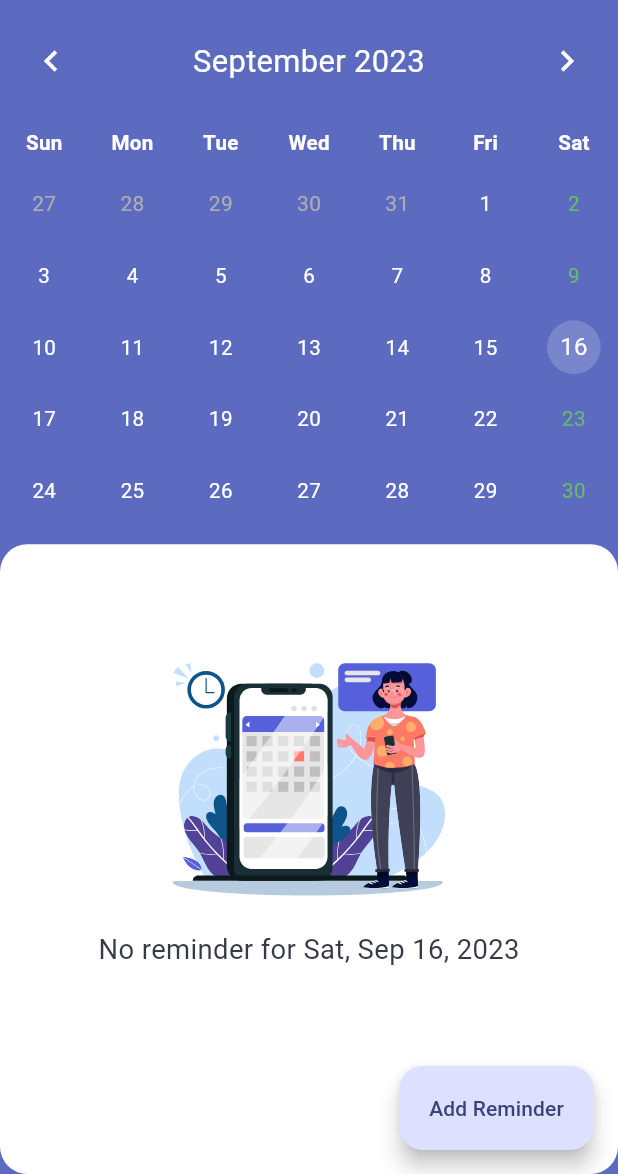
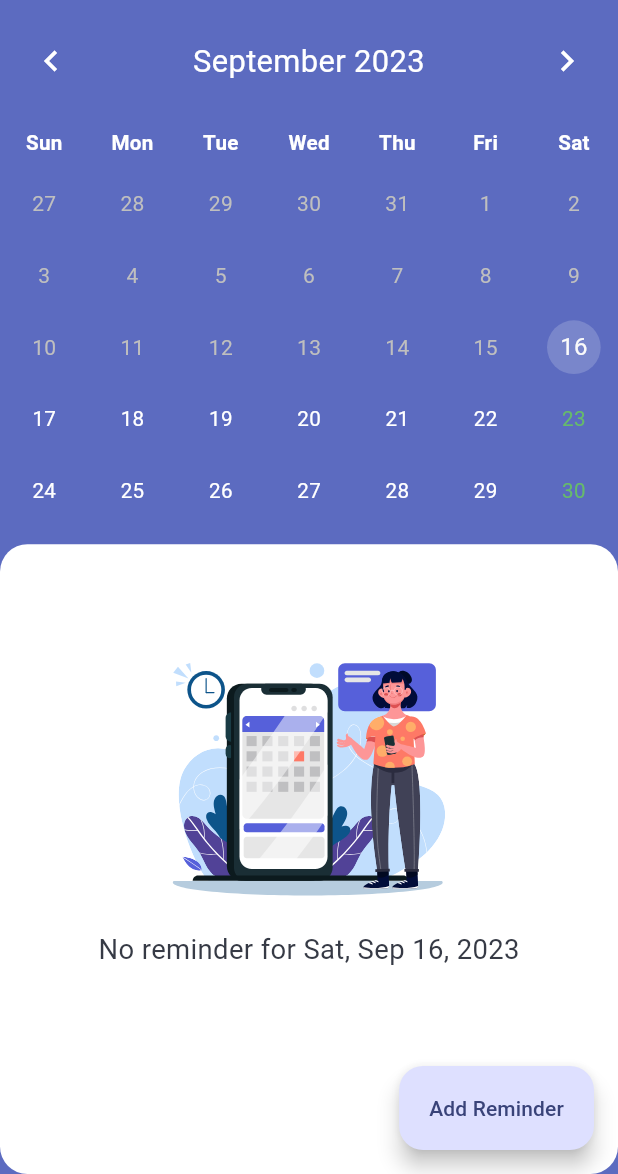
Before and after one commit to nischal08/RemindMe, a Flutter app: the screen it shows after launch, on a phone screen of 412 x 824 dp, the part 62-1236 px from its top. Run offline on Flutter 3.47's test engine with Material 2 defaults, Android fonts, the phone set to English and light mode, and no system bars; drawn by our look-alikes of table_calendar; our stand-ins replace flutter_screenutil, flutter_svg, hive; accounts and stored records are empty.

```diff
--- a/lib/main.dart
+++ b/lib/main.dart
@@ -1,6 +1,6 @@
 import 'package:flutter/material.dart';
 import 'package:flutter_screenutil/flutter_screenutil.dart';
-import 'package:remind_me/home_screen.dart';
+import 'package:remind_me/reminder_screen.dart';
 import 'package:remind_me/styles/app_colors.dart';
 
 void main() {
--- a/lib/home_screen.dart
+++ b/lib/reminder_screen.dart
@@ -19,15 +19,14 @@ class ReminderScreen extends StatefulWidget {
 
 class ReminderScreenState extends State<ReminderScreen> {
   final todaysDate = DateTime.now();
-  var _focusedCalendarDate = DateTime.now();
-  final _initialCalendarDate = DateTime(2000);
-  final _lastCalendarDate = DateTime(2050);
+  DateTime _focusedCalendarDate = DateTime.now();
+  final _initialCalendarDate = DateTime.now();
+  final _lastCalendarDate = DateTime(3000);
   DateTime? selectedCalendarDate;
   final titleController = TextEditingController();
   final dateInput = TextEditingController();
   final descpController = TextEditingController();
-  final currentPriority = PriorityEnum.normal;
-  final Color bgColor = const Color(0xffF09290);
+  PriorityEnum currentPriority = PriorityEnum.normal;
   late Map<DateTime, List<ReminderModel>> mySelectedEvents;
 
   @override
@@ -41,6 +40,7 @@ class ReminderScreenState extends State<ReminderScreen> {
   void dispose() {
     titleController.dispose();
     descpController.dispose();
+    currentPriority = PriorityEnum.normal;
     super.dispose();
   }
 
@@ -80,7 +80,7 @@ class ReminderScreenState extends State<ReminderScreen> {
       ScaffoldMessenger.of(context).showSnackBar(
         const SnackBar(
           content: Text('Reminder successfully added.'),
-          duration: Duration(seconds: 3),
+          duration: Duration(seconds: 2),
         ),
       );
       Navigator.pop(context);
@@ -102,8 +102,8 @@ class ReminderScreenState extends State<ReminderScreen> {
       String formattedDate = DateFormat('yyyy-MM-dd').format(pickedDate);
       log(formattedDate); //formatted date output using intl package =>  2021-03-16
 
-      selectedCalendarDate =
-          DateTime.parse(DateTime.parse(pickedDate.toString().substring(0, 10))
+      selectedCalendarDate = DateTime.parse(
+          DateTime.parse(pickedDate.toString().substring(0, 10))
               .toString()
               .replaceAll("000", "00Z"));
       log(selectedCalendarDate.toString());
```
